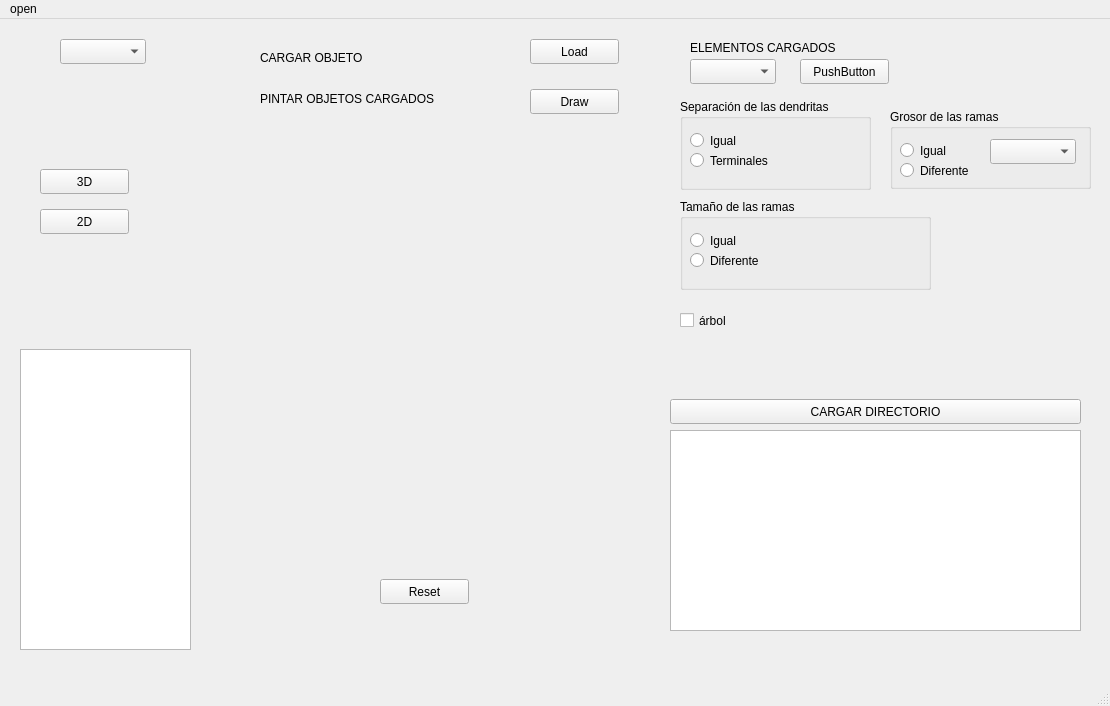
The window that source/hugo/mainwindow.ui (albertoam3/HUGO1.1) describes before a commit, drawn with Qt 5.
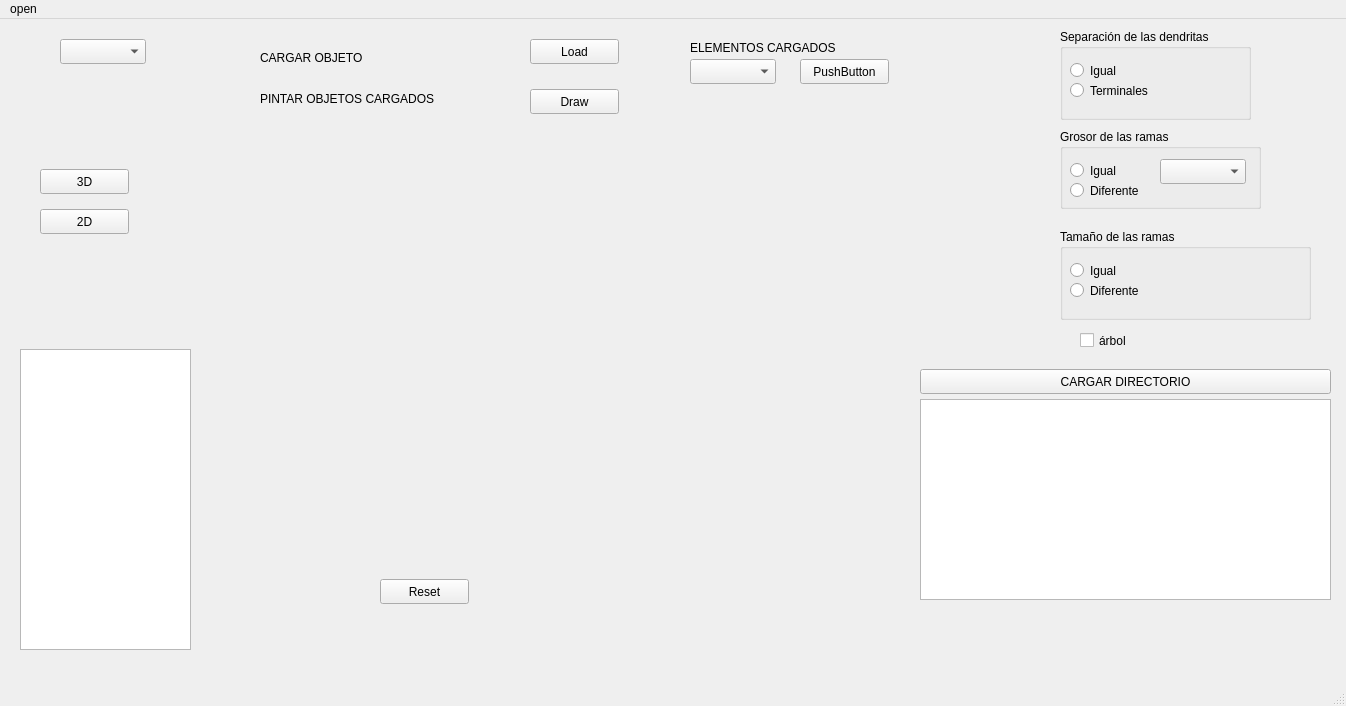
The same window after the commit. Custom widgets are drawn as their Qt base class.

Patch:
```diff
--- a/source/hugo/mainwindow.ui
+++ b/source/hugo/mainwindow.ui
@@ -6,7 +6,7 @@
    <rect>
     <x>0</x>
     <y>0</y>
-    <width>1110</width>
+    <width>1346</width>
     <height>706</height>
    </rect>
   </property>
@@ -135,8 +135,8 @@
    <widget class="QGroupBox" name="groupBox">
     <property name="geometry">
      <rect>
-      <x>680</x>
-      <y>80</y>
+      <x>1060</x>
+      <y>10</y>
       <width>191</width>
       <height>91</height>
      </rect>
@@ -174,8 +174,8 @@
    <widget class="QGroupBox" name="groupBox_2">
     <property name="geometry">
      <rect>
-      <x>680</x>
-      <y>180</y>
+      <x>1060</x>
+      <y>210</y>
       <width>251</width>
       <height>91</height>
      </rect>
@@ -252,8 +252,8 @@
    <widget class="QCheckBox" name="setArbol">
     <property name="geometry">
      <rect>
-      <x>680</x>
-      <y>290</y>
+      <x>1080</x>
+      <y>310</y>
       <width>92</width>
       <height>23</height>
      </rect>
@@ -265,8 +265,8 @@
    <widget class="QGroupBox" name="groupBox_3">
     <property name="geometry">
      <rect>
-      <x>890</x>
-      <y>90</y>
+      <x>1060</x>
+      <y>110</y>
       <width>201</width>
       <height>80</height>
      </rect>
@@ -314,8 +314,8 @@
    <widget class="QListWidget" name="listWidget">
     <property name="geometry">
      <rect>
-      <x>670</x>
-      <y>411</y>
+      <x>920</x>
+      <y>380</y>
       <width>411</width>
       <height>201</height>
      </rect>
@@ -324,8 +324,8 @@
    <widget class="QPushButton" name="loadButton">
     <property name="geometry">
      <rect>
-      <x>670</x>
-      <y>380</y>
+      <x>920</x>
+      <y>350</y>
       <width>411</width>
       <height>25</height>
      </rect>
@@ -334,13 +334,23 @@
      <string>CARGAR DIRECTORIO</string>
     </property>
    </widget>
+   <widget class="myopenglwidget2D" name="widget" native="true">
+    <property name="geometry">
+     <rect>
+      <x>700</x>
+      <y>110</y>
+      <width>271</width>
+      <height>231</height>
+     </rect>
+    </property>
+   </widget>
   </widget>
   <widget class="QMenuBar" name="menubar">
    <property name="geometry">
     <rect>
      <x>0</x>
      <y>0</y>
-     <width>1110</width>
+     <width>1346</width>
      <height>22</height>
     </rect>
    </property>
@@ -363,7 +373,13 @@
   <customwidget>
    <class>myopenglwidget</class>
    <extends>QWidget</extends>
-   <header location="global">myopenglwidget.h</header>
+   <header>myopenglwidget.h</header>
+   <container>1</container>
+  </customwidget>
+  <customwidget>
+   <class>myopenglwidget2D</class>
+   <extends>QWidget</extends>
+   <header location="global">myopenglwidget2d.h</header>
    <container>1</container>
   </customwidget>
  </customwidgets>
```
